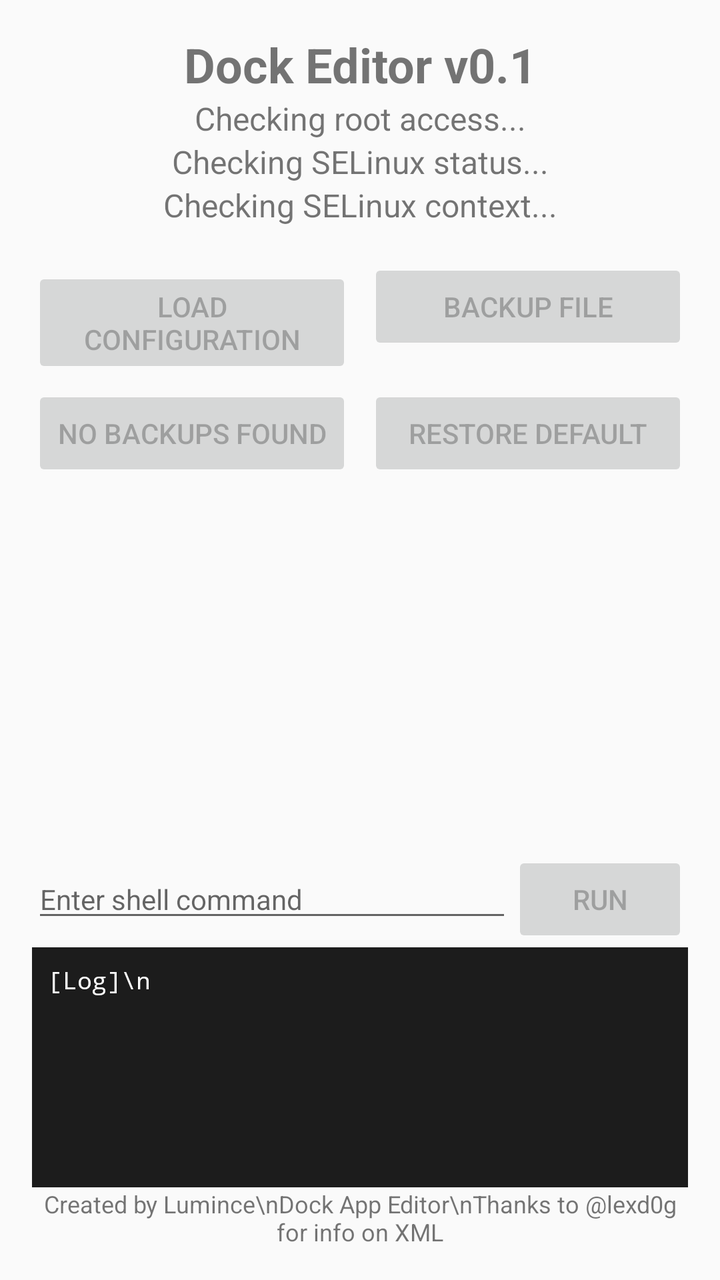
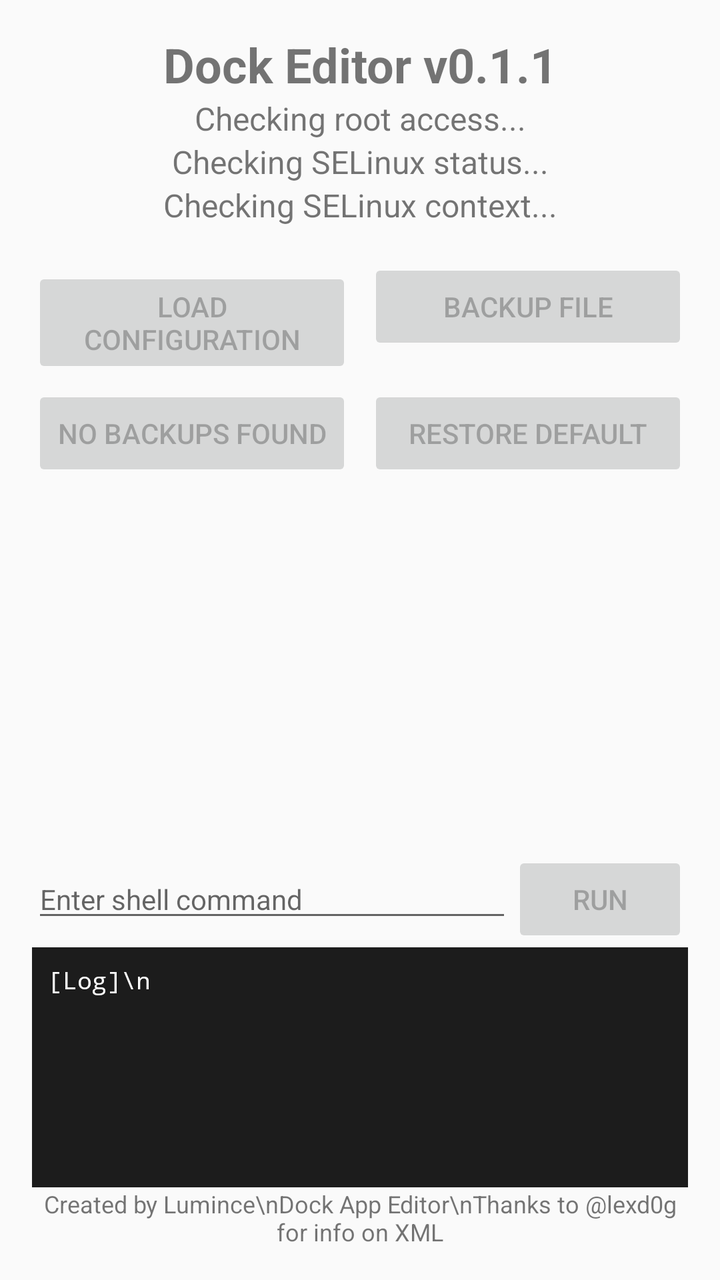

Two renders of the same Android screen: before a commit and after it. Below are the layout's source before the change and the commit's diff.
<!-- AndroidManifest.xml: activity theme Theme.DockEditor -->
<!-- res/layout/activity_main.xml -->
<?xml version="1.0" encoding="utf-8"?>
<androidx.constraintlayout.widget.ConstraintLayout xmlns:android="http://schemas.android.com/apk/res/android"
    xmlns:app="http://schemas.android.com/apk/res-auto"
    xmlns:tools="http://schemas.android.com/tools"
    android:layout_width="match_parent"
    android:layout_height="match_parent"
    android:padding="16dp"
    tools:context=".MainActivity">

    <ScrollView
        android:id="@+id/contentScrollView"
        android:layout_width="0dp"
        android:layout_height="0dp"
        app:layout_constraintBottom_toTopOf="@id/shellLayout"
        app:layout_constraintEnd_toEndOf="parent"
        app:layout_constraintStart_toStartOf="parent"
        app:layout_constraintTop_toTopOf="parent">

        <LinearLayout
            android:layout_width="match_parent"
            android:layout_height="wrap_content"
            android:orientation="vertical">

            <TextView
                android:id="@+id/titleText"
                android:layout_width="match_parent"
                android:layout_height="wrap_content"
                android:gravity="center"
                android:text="Dock Editor v0.1"
                android:textSize="24sp"
                android:textStyle="bold" />

            <TextView
                android:id="@+id/statusText"
                android:layout_width="match_parent"
                android:layout_height="wrap_content"
                android:gravity="center"
                android:text="Checking root access..."
                android:textSize="16sp" />

            <TextView
                android:id="@+id/selinuxStatusText"
                android:layout_width="match_parent"
                android:layout_height="wrap_content"
                android:gravity="center"
                android:text="Checking SELinux status..."
                android:textSize="16sp" />

            <TextView
                android:id="@+id/selinuxContextText"
                android:layout_width="match_parent"
                android:layout_height="wrap_content"
                android:gravity="center"
                android:text="Checking SELinux context..."
                android:textSize="16sp" />

            <LinearLayout
                android:id="@+id/buttonRow1"
                android:layout_width="match_parent"
                android:layout_height="wrap_content"
                android:layout_marginTop="16dp"
                android:orientation="horizontal">

                <Button
                    android:id="@+id/loadButton"
                    android:layout_width="0dp"
                    android:layout_height="wrap_content"
                    android:layout_marginEnd="8dp"
                    android:layout_weight="1"
                    android:enabled="false"
                    android:text="Load Configuration" />

                <Button
                    android:id="@+id/backupButton"
                    android:layout_width="0dp"
                    android:layout_height="wrap_content"
                    android:layout_weight="1"
                    android:enabled="false"
                    android:text="Backup File" />

            </LinearLayout>

            <LinearLayout
                android:id="@+id/buttonRow2"
                android:layout_width="match_parent"
                android:layout_height="wrap_content"
                android:layout_marginTop="8dp"
                android:orientation="horizontal">

                <Button
                    android:id="@+id/restoreBackupButton"
                    android:layout_width="0dp"
                    android:layout_height="wrap_content"
                    android:layout_marginEnd="8dp"
                    android:layout_weight="1"
                    android:enabled="false"
                    android:text="No Backups Found" />

                <Button
                    android:id="@+id/restoreDefaultButton"
                    android:layout_width="0dp"
                    android:layout_height="wrap_content"
                    android:layout_weight="1"
                    android:enabled="false"
                    android:text="Restore Default" />
            </LinearLayout>


            <Button
                android:id="@+id/addAppButton"
                android:layout_width="match_parent"
                android:layout_height="wrap_content"
                android:enabled="false"
                android:text="Add App (0/5)"
                android:visibility="gone" />

            <androidx.recyclerview.widget.RecyclerView
                android:id="@+id/appsRecyclerView"
                android:layout_width="match_parent"
                android:layout_height="wrap_content"
                android:layout_marginTop="16dp"
                android:minHeight="200dp"
                android:visibility="gone" />

            <Button
                android:id="@+id/saveButton"
                android:layout_width="match_parent"
                android:layout_height="wrap_content"
                android:enabled="false"
                android:text="Save Changes"
                android:visibility="gone" />

        </LinearLayout>
    </ScrollView>

    <LinearLayout
        android:id="@+id/shellLayout"
        android:layout_width="0dp"
        android:layout_height="wrap_content"
        android:layout_marginTop="16dp"
        android:orientation="horizontal"
        app:layout_constraintBottom_toTopOf="@+id/logScrollView"
        app:layout_constraintEnd_toEndOf="parent"
        app:layout_constraintStart_toStartOf="parent">

        <EditText
            android:id="@+id/commandEditText"
            android:layout_width="0dp"
            android:layout_height="wrap_content"
            android:layout_weight="1"
            android:hint="Enter shell command"
            android:inputType="text"
            android:maxLines="1"
            android:textSize="14sp" />

        <Button
            android:id="@+id/runShellButton"
            android:layout_width="wrap_content"
            android:layout_height="wrap_content"
            android:enabled="false"
            android:text="Run" />
    </LinearLayout>

    <ScrollView
        android:id="@+id/logScrollView"
        android:layout_width="0dp"
        android:layout_height="120dp"
        android:background="#1C1C1C"
        android:padding="8dp"
        app:layout_constraintBottom_toTopOf="@id/attributionText"
        app:layout_constraintEnd_toEndOf="parent"
        app:layout_constraintStart_toStartOf="parent">

        <TextView
            android:id="@+id/logTextView"
            android:layout_width="match_parent"
            android:layout_height="wrap_content"
            android:fontFamily="monospace"
            android:text="[Log]\n"
            android:textColor="#FFFFFF"
            android:textSize="12sp" />
    </ScrollView>

    <TextView
        android:id="@+id/attributionText"
        android:layout_width="0dp"
        android:layout_height="wrap_content"
        android:layout_marginTop="8dp"
        android:gravity="center"
        android:text="Created by Lumince\nDock App Editor\nThanks to @lexd0g for info on XML"
        android:textSize="12sp"
        app:layout_constraintBottom_toBottomOf="parent"
        app:layout_constraintEnd_toEndOf="parent"
        app:layout_constraintStart_toStartOf="parent" />

</androidx.constraintlayout.widget.ConstraintLayout>
<!-- resources referenced by this layout -->
<resources>
  <style name="Theme.DockEditor" parent="Theme.AppCompat.Light.DarkActionBar">
          
          <item name="colorPrimary">@color/purple_500</item>
          <item name="colorPrimaryDark">@color/purple_700</item>
          <item name="colorAccent">@color/teal_200</item>
      </style>
  <color name="purple_500">#6200EE</color>
  <color name="purple_700">#3700B3</color>
  <color name="teal_200">#03DAC5</color>
</resources>

<!-- the commit's change to res/layout/activity_main.xml (unified diff, before → after) -->
@@ -26,7 +26,7 @@
                 android:layout_width="match_parent"
                 android:layout_height="wrap_content"
                 android:gravity="center"
-                android:text="Dock Editor v0.1"
+                android:text="Dock Editor v0.1.1"
                 android:textSize="24sp"
                 android:textStyle="bold" />
 
@@ -105,31 +105,6 @@
                     android:text="Restore Default" />
             </LinearLayout>
 
-
-            <Button
-                android:id="@+id/addAppButton"
-                android:layout_width="match_parent"
-                android:layout_height="wrap_content"
-                android:enabled="false"
-                android:text="Add App (0/5)"
-                android:visibility="gone" />
-
-            <androidx.recyclerview.widget.RecyclerView
-                android:id="@+id/appsRecyclerView"
-                android:layout_width="match_parent"
-                android:layout_height="wrap_content"
-                android:layout_marginTop="16dp"
-                android:minHeight="200dp"
-                android:visibility="gone" />
-
-            <Button
-                android:id="@+id/saveButton"
-                android:layout_width="match_parent"
-                android:layout_height="wrap_content"
-                android:enabled="false"
-                android:text="Save Changes"
-                android:visibility="gone" />
-
         </LinearLayout>
     </ScrollView>
 
